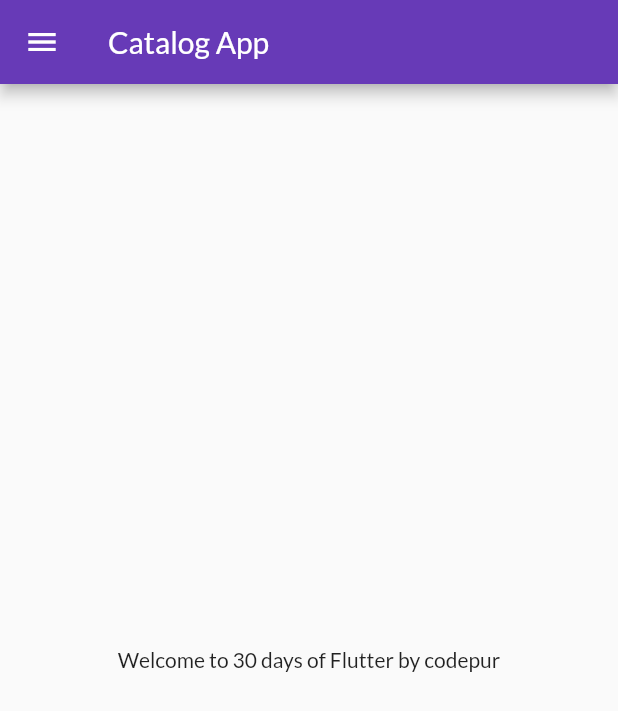
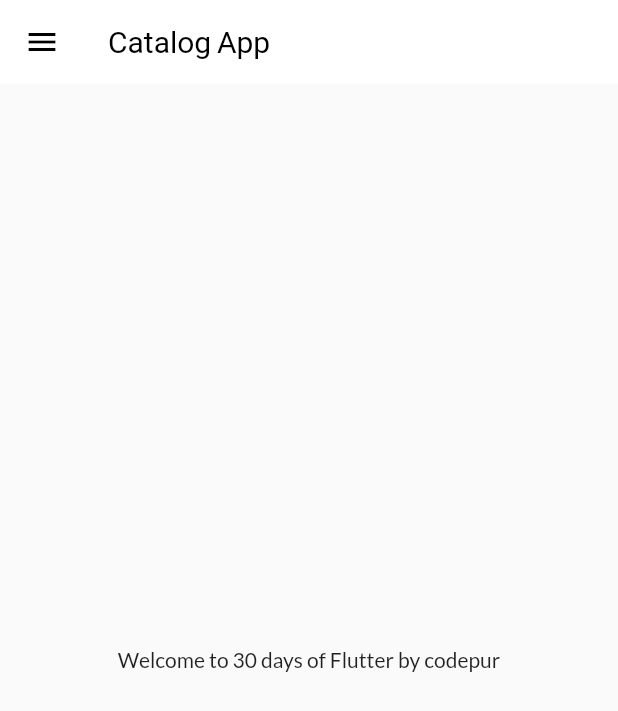
Before and after one commit to SakshamSahu/LearningFlutterCodepur, a Flutter app: the screen it shows after launch, on a phone screen of 412 x 824 dp. Shown: the top 711 px of the screen. Run offline on Flutter 3.47's test engine with Material 2 defaults, Android fonts, the phone set to English and light mode, and no system bars; our stand-ins replace google_fonts.

Commit message:
themes extracted

```diff
--- a/lib/Pages/home_page.dart
+++ b/lib/Pages/home_page.dart
@@ -12,7 +12,9 @@ class HomePage extends StatelessWidget {
   Widget build(BuildContext context) {
     return Scaffold(
       appBar: AppBar(
-        title: Text("Catalog App"),
+        title: Text(
+          "Catalog App",
+        ),
       ),
       body: Center(
         child: Container(
--- a/lib/Pages/login_page.dart
+++ b/lib/Pages/login_page.dart
@@ -21,7 +21,10 @@ class _LoginPageState extends State<LoginPage> {
       });
       await Future.delayed(Duration(seconds: 1));
       // ignore: use_build_context_synchronously
-      await Navigator.pushNamed(context, MyRoutes.homeRoute);
+      await Navigator.pushNamed(
+        context,
+        MyRoutes.homeRoute,
+      );
       setState(() {
         changedButton = false;
       });
--- /dev/null
+++ b/lib/Widgets/themes.dart
@@ -0,0 +1,22 @@
+import 'package:flutter/material.dart';
+import 'package:google_fonts/google_fonts.dart';
+
+class MyTheme {
+  static ThemeData get lighttheme => ThemeData(
+      primarySwatch: Colors.deepPurple,
+      fontFamily: GoogleFonts.lato().fontFamily,
+      appBarTheme: const AppBarTheme(
+        color: Colors.white,
+        elevation: 0.0,
+        iconTheme: IconThemeData(color: Colors.black),
+        titleTextStyle: TextStyle(
+          color: Colors.black,
+          fontSize: 20.0,
+          fontWeight: FontWeight.w400,
+        ),
+      ));
+
+  static ThemeData get darktheme => ThemeData(
+        brightness: Brightness.dark,
+      );
+}
--- a/lib/main.dart
+++ b/lib/main.dart
@@ -3,6 +3,7 @@ import 'package:flutter/material.dart';
 import 'package:flutter_catalog/Pages/home_page.dart';
 import 'package:flutter_catalog/Pages/login_page.dart';
 import 'package:flutter_catalog/Utils/routes.dart';
+import 'package:flutter_catalog/Widgets/themes.dart';
 import 'package:google_fonts/google_fonts.dart';
 
 void main() {
@@ -18,13 +19,8 @@ class MyApp extends StatelessWidget {
       debugShowCheckedModeBanner: false,
       //home: HomePage(),
       themeMode: ThemeMode.light,
-      theme: ThemeData(
-        primarySwatch: Colors.deepPurple,
-        fontFamily: GoogleFonts.lato().fontFamily,
-      ),
-      darkTheme: ThemeData(
-        brightness: Brightness.dark,
-      ),
+      theme: MyTheme.lighttheme,
+      darkTheme: MyTheme.darktheme,
       initialRoute: MyRoutes.homeRoute,
       routes: {
         "/": (context) => LoginPage(),
```
